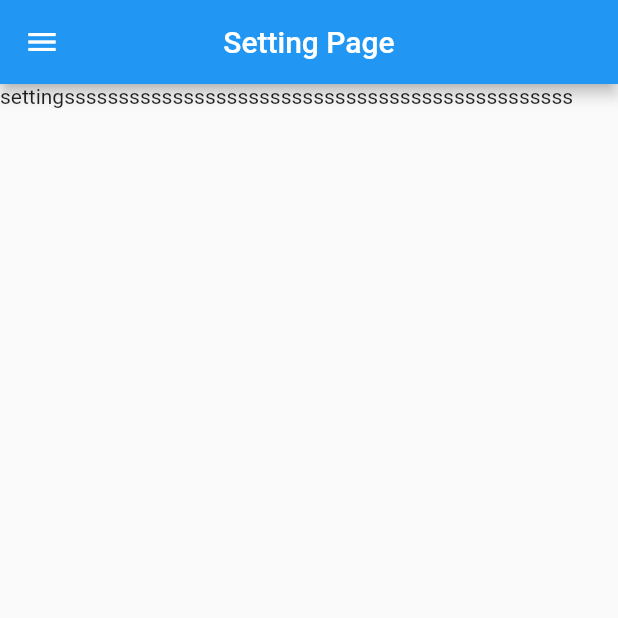
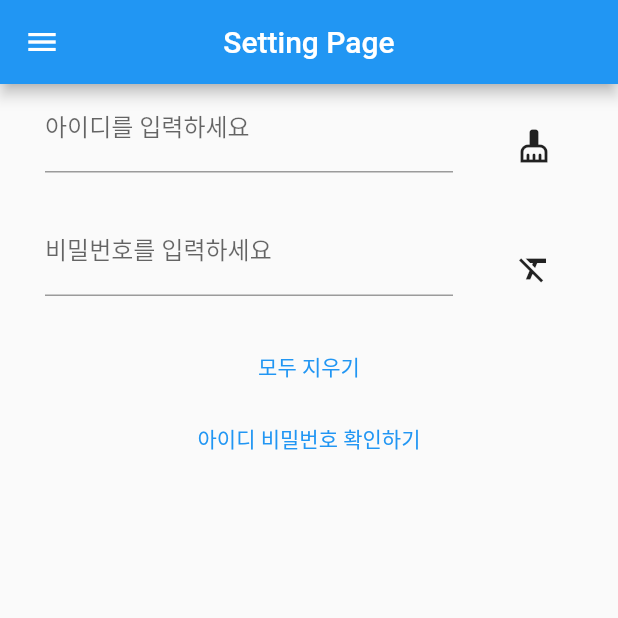
Before and after one commit to BulTTaeng/FlutterGetXCodelab, a Flutter app: the SettingPage screen opened by its route, on a phone screen of 412 x 824 dp, the top half of it. Run offline on Flutter 3.47's test engine with Material 2 defaults, Android fonts, the phone set to English and light mode, and no system bars; our stand-ins replace get, syncfusion_flutter_charts; missing offline and left inert: dart:ffi.

Commit message:
Feat: Setting Page Setting page 구현 완료 README 수정

```diff
--- /dev/null
+++ b/lib/binding/form_binding.dart
@@ -0,0 +1,10 @@
+import 'package:codelab/controller/form_controller.dart';
+import 'package:get/get.dart';
+import 'package:get/get_instance/src/bindings_interface.dart';
+
+class FormBinding extends Bindings{
+  @override
+  void dependencies() {
+    Get.lazyPut<FormController>(() => FormController());
+  }
+}
--- a/lib/route/pages.dart
+++ b/lib/route/pages.dart
@@ -1,4 +1,5 @@
 import 'package:codelab/binding/chart_binding.dart';
+import 'package:codelab/binding/form_binding.dart';
 import 'package:codelab/binding/nav_binding.dart';
 import 'package:codelab/homepage/home_page.dart';
 import 'package:codelab/mypage/my_page.dart';
@@ -32,7 +33,7 @@ class Pages{
       name: Routes.SETTINGPAGE,
       page: () => SettingPage(),
       bindings: [
-        //NavBinding()
+        FormBinding()
       ],
       transition: Transition.noTransition,
     ),
--- a/lib/settingpage/setting_page.dart
+++ b/lib/settingpage/setting_page.dart
@@ -1,21 +1,74 @@
+import 'package:codelab/controller/form_controller.dart';
 import 'package:flutter/material.dart';
 import 'package:get/get.dart';
 
 import '../controller/nav_controller.dart';
 import '../utility/custom_appbar.dart';
 import '../utility/custom_drawer.dart';
+import '../utility/custom_text_form.dart';
 
-class SettingPage extends StatelessWidget{
-
+class SettingPage extends StatelessWidget {
   //NavController navController = Get.find<NavController>();
+  FormController formController = Get.find<FormController>();
 
   @override
-  Widget build(BuildContext context){
+  Widget build(BuildContext context) {
     return Scaffold(
-      appBar: CustomAppbar(title: "Setting Page", appBar: AppBar() , page:3),
+      appBar: CustomAppbar(title: "Setting Page", appBar: AppBar(), page: 3),
       drawer: CustomDrawer(),
-      body: Text("settingsssssssssssssssssssssssssssssssssssssssssssssss"),
+      body: Center(
+        child: ListView(
+          children: [
+            Row(
+              children: [
+                GetBuilder<FormController>(builder: (_){
+                  return CustomTextForm(str: '아이디를 입력하세요' , controller: formController.idController, obsc: false, size: Size(Get.width , Get.height));
+                }),
+                SizedBox(
+                  height: Get.height/10,
+                  child: IconButton(
+                      onPressed: () {
+                        formController.clearId();
+                      },
+                      icon: const Icon(Icons.cleaning_services)),
+                )
 
+              ],
+            ),
+            Row(
+              children: [
+                GetBuilder<FormController>(builder: (_){
+                  return CustomTextForm(str: '비밀번호를 입력하세요' , controller: formController.passWordController, obsc: true, size: Size(Get.width , Get.height));
+                }),
+                SizedBox(
+                  height: Get.height/10,
+                  child: IconButton(
+                      onPressed: () {
+                        formController.clearPassword();
+                      },
+                      icon: const Icon(Icons.format_clear_outlined)
+                  ),
+                )
+              ],
+            ),
+            TextButton(
+                onPressed: () {
+                  formController.clearPassword();
+                  formController.clearId();
+                } ,
+                child: const Text("모두 지우기")
+            ),
+
+            TextButton(
+                onPressed: () {
+                  formController.show();
+                } ,
+                child: const Text("아이디 비밀번호 확인하기")
+            ),
+
+          ],
+        ),
+      ),
     );
   }
 }
--- /dev/null
+++ b/lib/utility/custom_text_form.dart
@@ -0,0 +1,44 @@
+import 'package:flutter/material.dart';
+
+class CustomTextForm extends StatelessWidget
+{
+  late String str;
+  TextEditingController controller;
+  bool obsc;
+  Size size;
+
+  CustomTextForm({
+    Key? key,
+    required this.str,
+    required this.controller,
+    required this.obsc,
+    required this.size,
+  });
+
+  @override
+  Widget build(BuildContext context) {
+    return SizedBox(
+        width: size.width-80,
+        height: size.height/10,
+        child: Padding(
+          padding: const EdgeInsets.only(left: 30, right: 30),
+          child: TextFormField
+            (
+            validator: (value)
+            {
+              if (value == null || value.isEmpty) {
+                return '아이디를 입력해 주세요';
+              }
+              return null;
+            },
+            controller: controller,
+            obscureText: obsc,
+            decoration: InputDecoration(
+              filled: false,
+              labelText: str,
+            ),
+          ),
+        )
+    );
+  }
+}
```
Also changed, not shown: lib/controller/form_controller.dart (+29 -3 lines), 1 other file.
